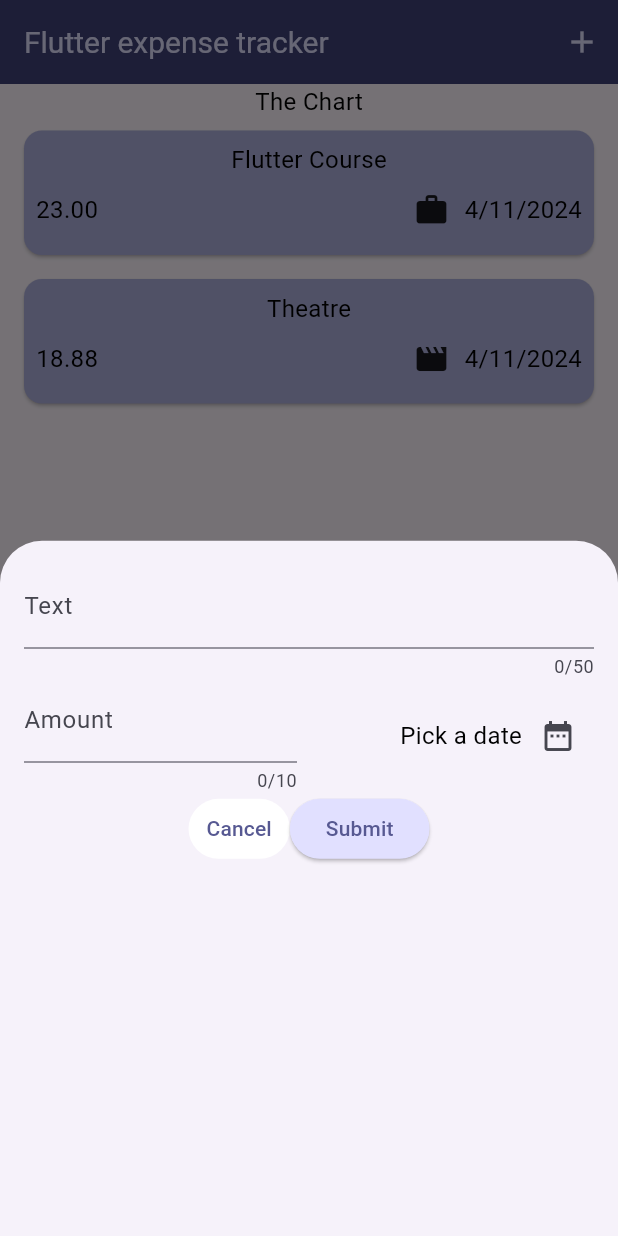
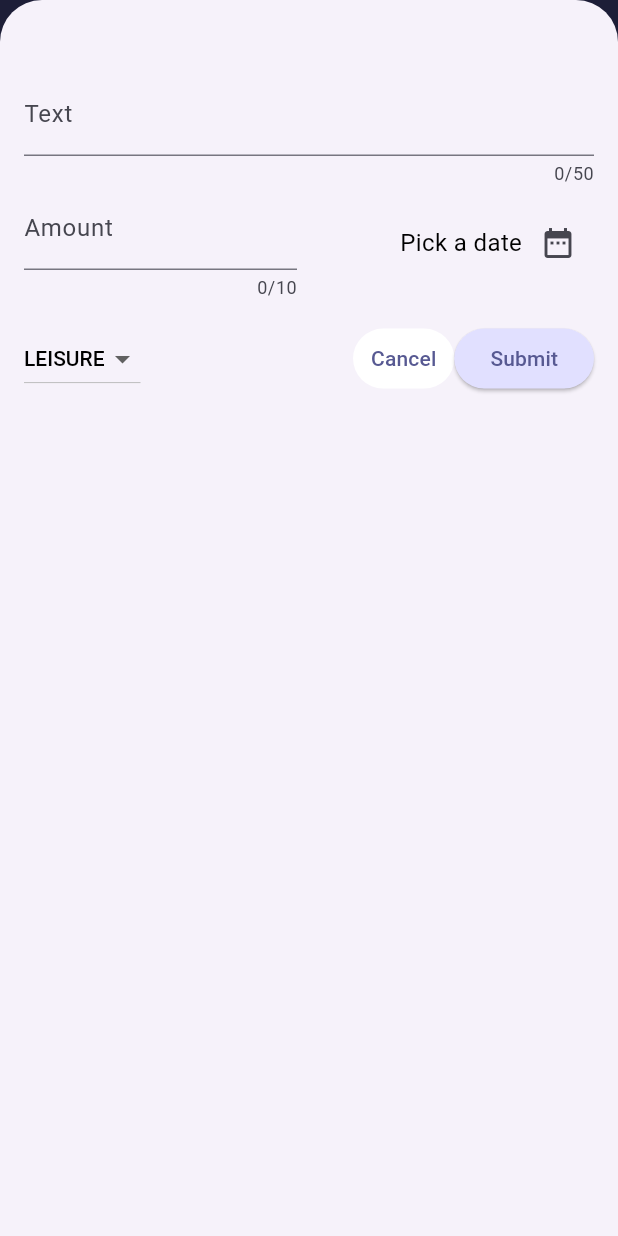
Before and after one commit to BilalDurmus08/expense_tracker_app, a Flutter app: the screen it shows after launch, after a tap on the "add" icon, on a phone screen of 412 x 824 dp. Run offline on Flutter 3.47's test engine with Material 3 defaults, Android fonts, the phone set to English and light mode, and no system bars.

Commit message:
scaffoldmessage widget added

```diff
--- a/lib/widgets/expenses.dart
+++ b/lib/widgets/expenses.dart
@@ -27,25 +27,75 @@ class _Expenses extends State<Expenses> {
     ),
   ];
 
-  void _opedAddExpenseOverlay() { //Whit this we opened different page. Trust me it is different !!
+  void _opedAddExpenseOverlay() {
+    //with this we opened different page. Trust me it is different !!
     showModalBottomSheet(
+      isScrollControlled: true,
       context: context,
       builder: (ctx) {
-        return const NewExpense();
+        return NewExpense(
+          addOnList: _addExpenseToList,
+        );
       },
+    );
+  }
+
+  void _addExpenseToList(Expense expense) {
+    setState(() {
+      _registeredExpenses.add(expense);
+    });
+  }
+
+  void _deleteExpenseFromList(Expense expense) {
+    final indexOfExpense = _registeredExpenses.indexOf(expense);
+    setState(() {
+      _registeredExpenses.remove(expense);
+    });
+    ScaffoldMessenger.of(context)
+        .clearSnackBars(); //If we have more than 1 snackBar at stack. This method delete them.
+    ScaffoldMessenger.of(context).showSnackBar(
+      SnackBar(
+        content: const Text('Deleted Expense'),
+        duration: const Duration(seconds: 3),
+        action: SnackBarAction(
+          label: 'Undo',
+          onPressed: () {
+            setState(() {
+              _registeredExpenses.insert(indexOfExpense, expense);
+            });
+          },
+        ),
+      ),
     );
   }
 
   @override
   Widget build(BuildContext context) {
+    Widget mainContent = const Center(
+      child: Column(children: [
+        SizedBox(
+          height: 350,
+        ),
+        Text('There are no expenses currently. Please add some.')
+      ]),
+    ); //Just Center widget couldn't work. And I used different way to centered my Text Widget.
+    if (_registeredExpenses.isNotEmpty) {
+      mainContent = Expanded(
+          child: ExpensesList(
+        expenses: _registeredExpenses,
+        onDeleteExpense: _deleteExpenseFromList,
+      ));
+    }
+
     return Scaffold(
       appBar: AppBar(title: const Text('Flutter expense tracker'), actions: [
-        IconButton(onPressed: _opedAddExpenseOverlay, icon: const Icon(Icons.add)),
+        IconButton(
+            onPressed: _opedAddExpenseOverlay, icon: const Icon(Icons.add)),
       ]),
       body: Column(
         children: [
           const Text('The Chart'),
-          Expanded(child: ExpensesList(expenses: _registeredExpenses)),
+          mainContent,
         ],
       ),
     );
--- a/lib/widgets/expenses_list/expenses_item.dart
+++ b/lib/widgets/expenses_list/expenses_item.dart
@@ -13,11 +13,11 @@ class ExpenseItem extends StatelessWidget {
         padding: const EdgeInsets.symmetric(vertical: 8, horizontal: 8),
         child: Column(
           children: [
-            Text(expense.title),
+            Text(expense.title, style: const TextStyle(fontWeight: FontWeight.w500),),
             Padding(
               padding: const EdgeInsets.symmetric(vertical: 10),
               child: Row(children: [
-                Text(expense.price.toStringAsFixed(2)),
+                Text('\$${expense.price.toStringAsFixed(2)}'),
                 const Spacer(),
                 Row(children:[
                   Icon(categoryIcons[expense.category]),
--- a/lib/widgets/expenses_list/expenses_list.dart
+++ b/lib/widgets/expenses_list/expenses_list.dart
@@ -3,15 +3,29 @@ import 'package:expense_tracker/model/expense.dart';
 import 'package:expense_tracker/widgets/expenses_list/expenses_item.dart';
 
 class ExpensesList extends StatelessWidget {
-  const ExpensesList({super.key, required this.expenses});
+  const ExpensesList(
+      {super.key, required this.expenses, required this.onDeleteExpense});
 
   final List<Expense> expenses;
+  final void Function(Expense expense) onDeleteExpense;
 
   @override
   Widget build(BuildContext context) {
     return ListView.builder(
       itemCount: expenses.length,
-      itemBuilder: ((context, index) => ExpenseItem(expenses[index])),
+      itemBuilder: ((context, index) => Dismissible(
+            //Click and drag through right or left. It will be dismissed
+            background: Container(
+              color: Theme.of(context).colorScheme.error.withOpacity(0.50),
+              margin: EdgeInsets.symmetric(
+                  horizontal: Theme.of(context).cardTheme.margin!.horizontal),
+            ),
+            onDismissed: (direction) {
+              onDeleteExpense(expenses[index]);
+            },
+            key: ValueKey(expenses[index]),
+            child: ExpenseItem(expenses[index]),
+          )),
     );
   }
 }
--- a/lib/widgets/new_expense.dart
+++ b/lib/widgets/new_expense.dart
@@ -1,7 +1,10 @@
 import 'package:flutter/material.dart';
+import 'package:expense_tracker/model/expense.dart';
 
 class NewExpense extends StatefulWidget {
-  const NewExpense({super.key});
+  const NewExpense({super.key, required this.addOnList});
+
+  final void Function(Expense expense) addOnList;
 
   @override
   State<StatefulWidget> createState() {
@@ -13,11 +16,53 @@ class _NewExpenseState extends State<NewExpense> {
   final _titleController =
       TextEditingController(); //The controller does all the job. Convert the message to string I guess ?
   final _amountController = TextEditingController();
+  DateTime? _pickedDate;
+  Category _selectedCategory = Category.leisure;
 
-  void _pickDate(){
+  void _pickDate() async {
     final now = DateTime.now();
     final fistDate = DateTime(now.year - 1, now.month, now.day);
-    showDatePicker(context: context, initialDate: now, firstDate: fistDate, lastDate: now);
+    final pickedDate = await showDatePicker(
+      context: context,
+      initialDate: now,
+      firstDate: fistDate,
+      lastDate: now,
+    );
+    setState(() {
+      _pickedDate = pickedDate;
+    });
+  }
+
+  void _submitExpenseData() {
+    final amountExpense = double.tryParse(_amountController.text);
+    final amountIsInvalid = amountExpense == null || amountExpense < 0;
+    if (_titleController.text.trim().isEmpty ||
+        amountIsInvalid ||
+        _pickedDate == null) {
+      showDialog(
+        context: context,
+        builder: ((ctx) => AlertDialog(
+              title: const Text('Alert !!'),
+              content: const Text(
+                  'Please input correctly title, amount, date, category'),
+              actions: [
+                TextButton(
+                  onPressed: () {
+                    Navigator.pop(ctx);
+                  },
+                  child: const Text('Okay'),
+                ),
+              ],
+            )),
+      );
+      return;
+    }
+    widget.addOnList(Expense(
+        dateTime: _pickedDate!,
+        price: amountExpense,
+        title: _titleController.text,
+        category: _selectedCategory));
+    Navigator.pop(context);
   }
 
   @override
@@ -31,10 +76,11 @@ class _NewExpenseState extends State<NewExpense> {
   @override
   Widget build(BuildContext context) {
     return Padding(
-      padding: const EdgeInsets.all(16),
+      padding: const EdgeInsets.fromLTRB(16, 48, 16, 16),
       child: Column(
         children: [
           TextField(
+            style: const TextStyle(color: Colors.black),
             controller: _titleController,
             maxLength: 50,
             cursorColor: Colors.amber.shade200,
@@ -46,6 +92,7 @@ class _NewExpenseState extends State<NewExpense> {
             children: [
               Expanded(
                 child: TextField(
+                  style: const TextStyle(color: Colors.black),
                   controller: _amountController,
                   maxLength: 10,
                   decoration: const InputDecoration(
@@ -62,7 +109,9 @@ class _NewExpenseState extends State<NewExpense> {
                 child: Row(
                   mainAxisAlignment: MainAxisAlignment.end,
                   children: [
-                    const Text('Pick a date'),
+                    Text(_pickedDate == null
+                        ? 'Pick a date'
+                        : formatter.format(_pickedDate!)),
                     IconButton(
                       onPressed: _pickDate,
                       icon: const Icon(Icons.date_range),
@@ -72,9 +121,33 @@ class _NewExpenseState extends State<NewExpense> {
               ),
             ],
           ),
+          const SizedBox(
+            height: 15,
+          ),
           Row(
-            mainAxisAlignment: MainAxisAlignment.center,
             children: [
+              DropdownButton(
+                  style: const TextStyle(color: Colors.black, fontWeight: FontWeight.w500),
+                  value: _selectedCategory,
+                  items: Category.values
+                      .map(
+                        (category) => DropdownMenuItem(
+                          value: category,
+                          child: Text(
+                            category.name.toUpperCase(),
+                          ),
+                        ),
+                      )
+                      .toList(),
+                  onChanged: (value) {
+                    if (value == null) {
+                      return;
+                    }
+                    setState(() {
+                      _selectedCategory = value;
+                    });
+                  }),
+              const Spacer(),
               TextButton(
                 onPressed: () {
                   Navigator.pop(context);
@@ -83,8 +156,7 @@ class _NewExpenseState extends State<NewExpense> {
               ),
               ElevatedButton(
                 onPressed: () {
-                  print(_titleController.text);
-                  print(_amountController.text);
+                  _submitExpenseData();
                 },
                 child: const Text('Submit'),
               ),
```
